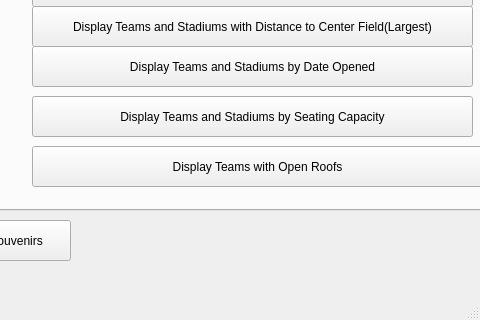
Above: Baseball/DataBase.ui from Ykhan799/CS-1D-Project-2-Baseball before the change; both pictures show x 370 to 850 and y 430 to 750 of the 850 by 750 pixel window. Below: the same form after it.
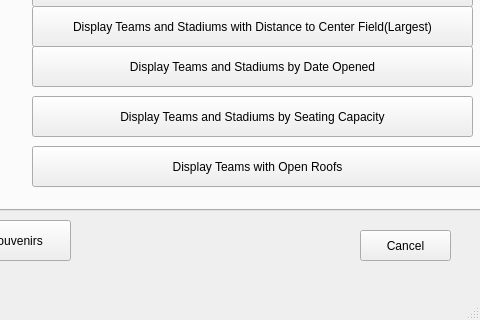
That is the form after the change. The open tabs and pages were chosen to show the change.

```diff
--- a/Baseball/DataBase.ui
+++ b/Baseball/DataBase.ui
@@ -285,6 +285,19 @@
      <string>Modify/Add/Delete Souvenirs</string>
     </property>
    </widget>
+   <widget class="QPushButton" name="cancelView">
+    <property name="geometry">
+     <rect>
+      <x>730</x>
+      <y>660</y>
+      <width>91</width>
+      <height>31</height>
+     </rect>
+    </property>
+    <property name="text">
+     <string>Cancel</string>
+    </property>
+   </widget>
   </widget>
   <widget class="QMenuBar" name="menubar">
    <property name="geometry">
```
Left out of the diff: 6 changed lines with no effect on the pictures.
